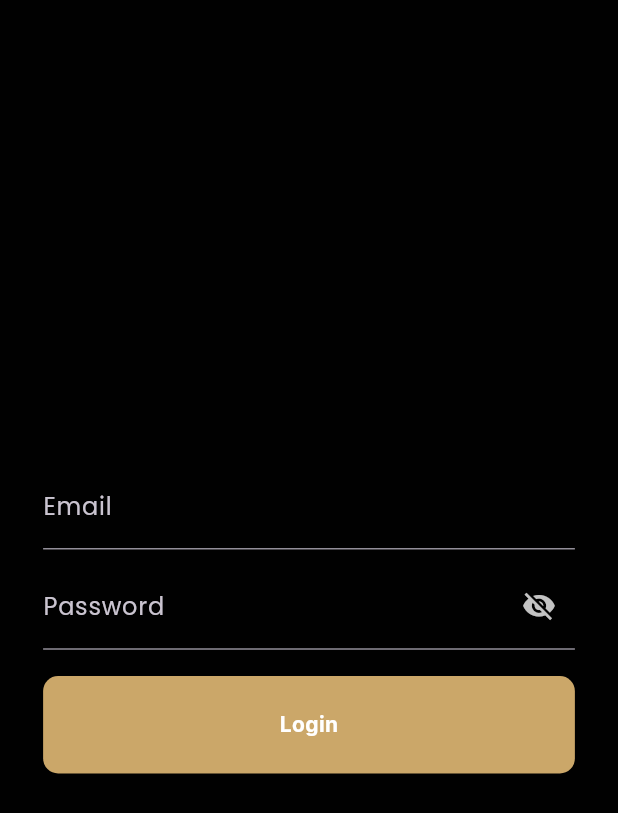
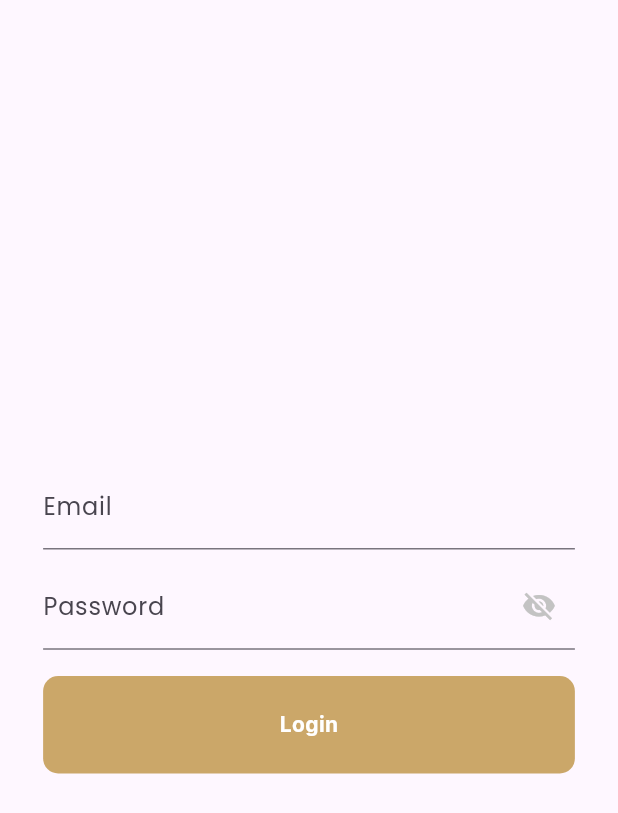
Before and after one commit to LivTech2024/tact_tik, a Flutter app: the screen it shows after launch, on a phone screen of 412 x 824 dp. Shown: the top 813 px of the screen. Run offline on Flutter 3.47's test engine with Material 3 defaults, Android fonts, the phone set to English and light mode, and no system bars; drawn by our look-alikes of bounce; our stand-ins replace audioplayers, cached_network_image, calendar_date_picker2, cloud_firestore, date_picker_timeline, file_picker and 25 more; missing offline and left inert: dart:ffi, emailjs, firebase_app_check, flutter_pdfview, number_editing_controller and 2 more; accounts and stored records are empty.

Commit message:
light theme changes

```diff
--- a/lib/login_screen.dart
+++ b/lib/login_screen.dart
@@ -70,7 +70,7 @@ class _LoginScreenState extends State<LoginScreen> {
 
     return SafeArea(
       child: Scaffold(
-        backgroundColor: Secondarycolor,
+        // backgroundColor: Secondarycolor,
         body: Padding(
           padding: EdgeInsets.symmetric(
               horizontal: width / width30, vertical: height / height20),
@@ -81,7 +81,7 @@ class _LoginScreenState extends State<LoginScreen> {
                 style: GoogleFonts.poppins(
                   fontWeight: FontWeight.w300,
                   fontSize: width / width18,
-                  color: Colors.white, // Change text color to white
+                  // color: Colors.white, // Change text color to white
                 ),
                 controller: _emailcontrller,
                 decoration: const InputDecoration(
@@ -95,7 +95,7 @@ class _LoginScreenState extends State<LoginScreen> {
                 style: GoogleFonts.poppins(
                   fontWeight: FontWeight.w300,
                   fontSize: width / width18,
-                  color: Colors.white, // Change text color to white
+                  // color: Colors.white, // Change text color to white
                 ),
                 controller: _passwordcontrller,
                 obscureText: _obscureText,
--- a/lib/main.dart
+++ b/lib/main.dart
@@ -25,6 +25,7 @@ import 'package:tact_tik/screens/home%20screens/home_screen.dart';
 import 'package:tact_tik/screens/supervisor%20screens/home%20screens/s_home_screen.dart';
 import 'package:tact_tik/screens/supervisor%20screens/patrol_logs.dart';
 import 'package:tact_tik/screens/view/app_view.dart';
+import 'package:tact_tik/utils/colors.dart';
 import 'package:workmanager/workmanager.dart';
 import 'firebase_options.dart';
 
@@ -49,13 +50,36 @@ class MyApp extends StatelessWidget {
       child: MaterialApp(
         title: 'Tact Tik',
         debugShowCheckedModeBanner: false,
+
         theme: ThemeData(
+          // primaryColorLight: Secondarycolor,
+          primaryColor: color18,
+          useMaterial3: true,
+          brightness: Brightness.light,
+          textTheme: GoogleFonts.poppinsTextTheme(
+            TextTheme(
+              bodyText1: TextStyle(color: Colors.black),
+              bodyText2: TextStyle(color: Colors.black),
+              headline1: TextStyle(color: Colors.black),
+            )
+          ),
+          buttonTheme: ButtonThemeData(
+            buttonColor: color18,
+            textTheme: ButtonTextTheme.primary,
+          ),
+
+
+
+        ),
+        darkTheme: ThemeData(
+          primaryColor: Secondarycolor,
           useMaterial3: true,
           brightness: Brightness.dark,
           textTheme: GoogleFonts.poppinsTextTheme(
             Theme.of(context).textTheme,
           ),
         ),
+        themeMode: ThemeMode.system,
         home: OfflineBuilder(
           connectivityBuilder: (
             BuildContext context,
--- a/lib/screens/home screens/widgets/grid_widget.dart
+++ b/lib/screens/home screens/widgets/grid_widget.dart
@@ -12,6 +12,7 @@ class gridWidget extends StatelessWidget {
 
   @override
   Widget build(BuildContext context) {
+    bool isLight = Theme.of(context).brightness == Brightness.light;
     final double height = MediaQuery.of(context).size.height;
     final double width = MediaQuery.of(context).size.width;
     return Column(
@@ -23,7 +24,7 @@ class gridWidget extends StatelessWidget {
           height: height / height100,
           width: width / width100,
           decoration: BoxDecoration(
-            color: WidgetColor,
+            color: isLight ? color1 : WidgetColor,
             borderRadius: BorderRadius.circular(width / width18),
           ),
           child: Center(
@@ -37,7 +38,7 @@ class gridWidget extends StatelessWidget {
         SizedBox(height: height / height10),
         InterBold(
           text: tittle,
-          color: color25,
+          color: isLight ? WidgetColor : color25,
           fontsize: width / width16,
           letterSpacing: -0.3,
         ),
--- a/lib/screens/home screens/widgets/homescreen_custom_navigation.dart
+++ b/lib/screens/home screens/widgets/homescreen_custom_navigation.dart
@@ -30,7 +30,7 @@ class HomeScreenCustomNavigation extends StatelessWidget {
       height: height / height74,
       width: width / width74,
       decoration: BoxDecoration(
-        color: WidgetColor,
+        color: Theme.of(context).brightness == Brightness.light ? Colors.white : WidgetColor,
         borderRadius: BorderRadius.circular(width / width13),
       ),
       child: Column(
--- a/lib/screens/view/app_view.dart
+++ b/lib/screens/view/app_view.dart
@@ -98,6 +98,8 @@ class AppView extends ConsumerWidget {
       title: 'Tact Tik',
       debugShowCheckedModeBanner: false,
       theme: ThemeData(
+        // primaryColor: color18,
+
         textSelectionTheme: TextSelectionThemeData(
           cursorColor: Primarycolor,
         ),
--- a/lib/utils/colors.dart
+++ b/lib/utils/colors.dart
@@ -5,6 +5,10 @@ const Color AppBarcolor = Color(0x26CBA769);
 const Color Primarycolorlight = Color(0x80CBA769);
 const Color Secondarycolor = Color(0xFF010101);
 const Color WidgetColor = Color(0xFF151515);
+//Added by Lisha
+const Color IconSelected = Color(0xFF8336fe);
+
+
 const Color color1 = Colors.white;
 const Color color2 = Color(0xFFD0D0D0);
 const Color color3 = Color(0x80D9D9D9);
```
Also changed, not shown: lib/screens/home screens/home_screen.dart (+39 -23 lines), lib/screens/home screens/widgets/custom_calendar.dart (+10 -4 lines), lib/screens/home screens/widgets/home_screen_part1.dart (+11 -10 lines), lib/common/themes/light_theme.dart (added).
